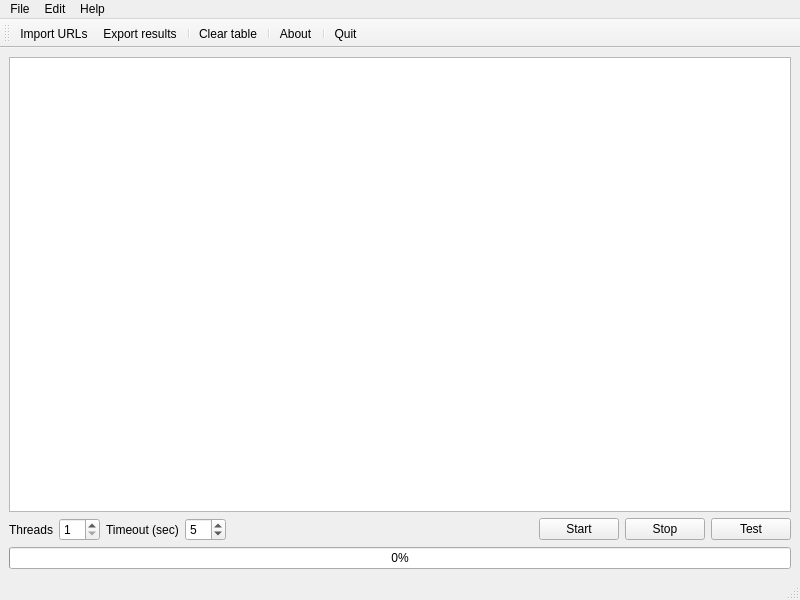
Before: the Qt Designer form assets/ui/mainwindow.ui in fuzzy69/site-alive-checker, drawn with Qt 5.
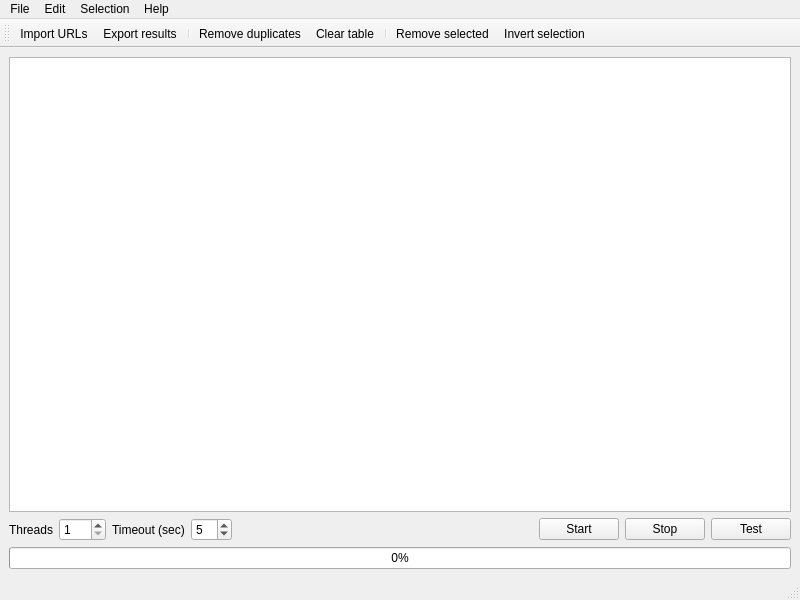
After: the same form once the commit is applied. Icons and pictures are not drawn.

Commit message: add table rows selection

The edit to the form file:
```diff
--- a/assets/ui/mainwindow.ui
+++ b/assets/ui/mainwindow.ui
@@ -53,7 +53,7 @@
          <number>1</number>
         </property>
         <property name="maximum">
-         <number>10</number>
+         <number>100</number>
         </property>
        </widget>
       </item>
@@ -160,8 +160,17 @@
     </property>
     <addaction name="aboutAction"/>
    </widget>
+   <widget class="QMenu" name="menuSelection">
+    <property name="title">
+     <string>Selection</string>
+    </property>
+    <addaction name="actionSelect_all"/>
+    <addaction name="actionRemove_selected"/>
+    <addaction name="actionInvert_selection"/>
+   </widget>
    <addaction name="menuFile"/>
    <addaction name="menuEdit"/>
+   <addaction name="menuSelection"/>
    <addaction name="menuHelp"/>
   </widget>
   <widget class="QStatusBar" name="statusbar"/>
@@ -178,11 +187,11 @@
    <addaction name="importUrlsAction"/>
    <addaction name="exportResultsAction"/>
    <addaction name="separator"/>
+   <addaction name="actionRemove_duplicates"/>
    <addaction name="clearTableAction"/>
    <addaction name="separator"/>
-   <addaction name="aboutAction"/>
-   <addaction name="separator"/>
-   <addaction name="quitAction"/>
+   <addaction name="actionRemove_selected"/>
+   <addaction name="actionInvert_selection"/>
   </widget>
   <action name="importUrlsAction">
    <property name="icon">
@@ -229,6 +238,38 @@
     <string>About</string>
    </property>
   </action>
+  <action name="actionInvert_selection">
+   <property name="icon">
+    <iconset resource="../assets.qrc">
+     <normaloff>:/icons/img/go-jump.png</normaloff>:/icons/img/go-jump.png</iconset>
+   </property>
+   <property name="text">
+    <string>Invert selection</string>
+   </property>
+  </action>
+  <action name="actionRemove_selected">
+   <property name="icon">
+    <iconset resource="../assets.qrc">
+     <normaloff>:/icons/img/dialog-error.png</normaloff>:/icons/img/dialog-error.png</iconset>
+   </property>
+   <property name="text">
+    <string>Remove selected</string>
+   </property>
+  </action>
+  <action name="actionSelect_all">
+   <property name="text">
+    <string>Select all</string>
+   </property>
+  </action>
+  <action name="actionRemove_duplicates">
+   <property name="icon">
+    <iconset resource="../assets.qrc">
+     <normaloff>:/icons/img/applications-accessories.png</normaloff>:/icons/img/applications-accessories.png</iconset>
+   </property>
+   <property name="text">
+    <string>Remove duplicates</string>
+   </property>
+  </action>
  </widget>
  <resources>
   <include location="../assets.qrc"/>
```
Left out of the diff: 9 changed lines with no effect on the pictures. The commit also changes 12 other files.
